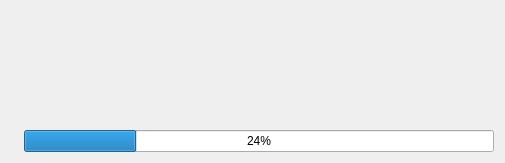
Qt form res/ItemWidget.ui (Ingener74/Mist-Tooth) before a commit.
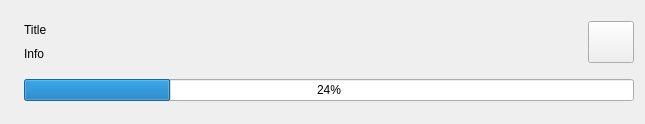
The same form after that commit. Icons and pictures are not drawn.

Commit message: Добавил кнопку остановки загрузки

```diff
--- a/res/ItemWidget.ui
+++ b/res/ItemWidget.ui
@@ -6,36 +6,91 @@
    <rect>
     <x>0</x>
     <y>0</y>
-    <width>505</width>
-    <height>163</height>
+    <width>645</width>
+    <height>124</height>
    </rect>
   </property>
+  <property name="sizePolicy">
+   <sizepolicy hsizetype="Preferred" vsizetype="Maximum">
+    <horstretch>0</horstretch>
+    <verstretch>0</verstretch>
+   </sizepolicy>
+  </property>
   <property name="windowTitle">
    <string>Form</string>
   </property>
-  <layout class="QHBoxLayout" name="horizontalLayout">
+  <layout class="QHBoxLayout" name="horizontalLayout_2">
    <item>
     <widget class="QLabel" name="labelThumbnail">
+     <property name="maximumSize">
+      <size>
+       <width>16777215</width>
+       <height>100</height>
+      </size>
+     </property>
      <property name="text">
       <string/>
      </property>
     </widget>
    </item>
+   <item>
+    <layout class="QVBoxLayout" name="verticalLayout_2">
+     <item>
+      <layout class="QHBoxLayout" name="horizontalLayout">
    <item>
     <layout class="QVBoxLayout" name="verticalLayout">
      <item>
       <widget class="QLabel" name="labelTitle">
        <property name="text">
-        <string/>
+            <string>Title</string>
        </property>
       </widget>
      </item>
      <item>
       <widget class="QLabel" name="labelInfo">
        <property name="text">
+            <string>Info</string>
+           </property>
+          </widget>
+         </item>
+        </layout>
+       </item>
+       <item>
+        <widget class="QPushButton" name="pushButtonStop">
+         <property name="minimumSize">
+          <size>
+           <width>46</width>
+           <height>42</height>
+          </size>
+         </property>
+         <property name="maximumSize">
+          <size>
+           <width>46</width>
+           <height>42</height>
+          </size>
+         </property>
+         <property name="toolTip">
+          <string>Остановить</string>
+         </property>
+         <property name="text">
         <string/>
        </property>
-      </widget>
+         <property name="icon">
+          <iconset resource="resources.qrc">
+           <normaloff>:/main/close.png</normaloff>:/main/close.png</iconset>
+         </property>
+         <property name="iconSize">
+          <size>
+           <width>16</width>
+           <height>16</height>
+          </size>
+         </property>
+         <property name="shortcut">
+          <string>Ctrl+S</string>
+         </property>
+        </widget>
+       </item>
+      </layout>
      </item>
      <item>
       <widget class="QProgressBar" name="progressBar">
```
Left out of the diff: 7 changed lines with no effect on the pictures. Lines whose indentation alone changed are shown as unchanged. The commit also changes 5 other files.
